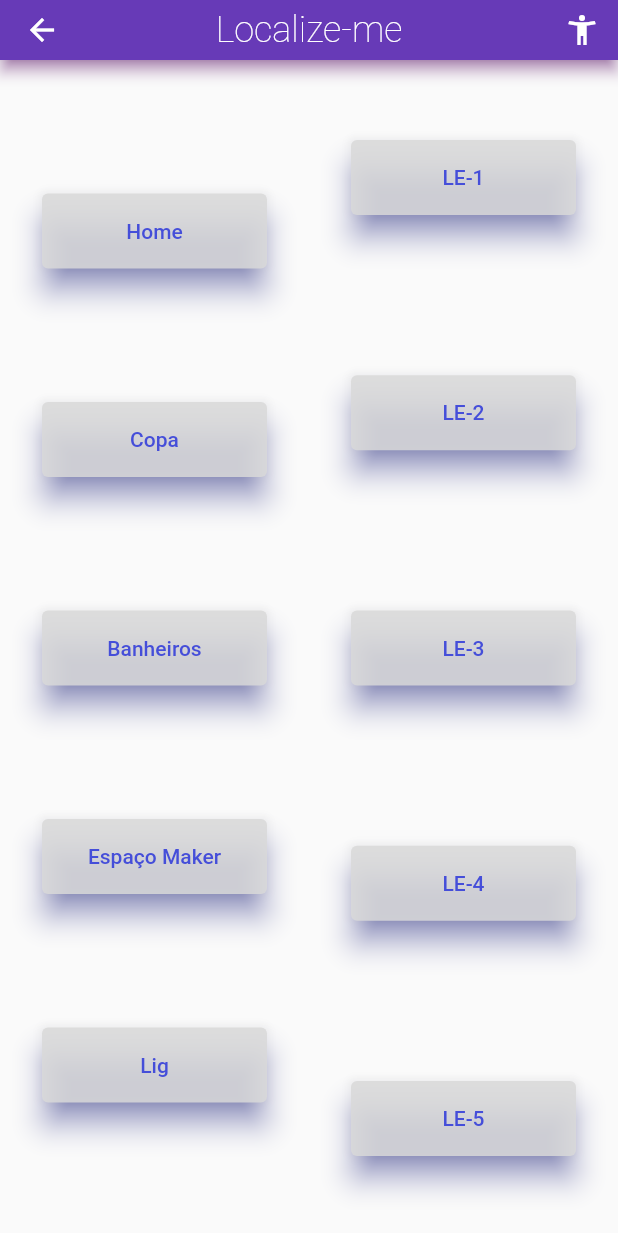
After one commit to augustodsgv/app_robo, a Flutter app: the screen it shows after launch, after a tap on "Localize-me", on a phone screen of 412 x 824 dp. The commit adds this screen. Shown: the top 1233 px of the screen. Run offline on Flutter 3.47's test engine with Material 2 defaults, Android fonts, the phone set to English and light mode, and no system bars; Roboto replaces fonts that are missing (Comfortaa).

Commit message:
mudando o estilo dos botões da página localiza-me

```diff
--- /dev/null
+++ b/projeto/lib/LocalizeMe.dart
@@ -0,0 +1,293 @@
+/*
+Descrição : Classe que implementa a tela do "oriente-me", que ajuda a pessoa a se orientar no dc
+Autro : Augusto dos Santos
+*/
+import 'package:flutter/material.dart';
+import 'templates/BotaoTemplate.dart';
+import 'connect_back_end.dart';
+import 'estilos.dart';
+
+class LocalizeMe extends StatefulWidget {
+  const LocalizeMe({Key? key}) : super(key: key);
+
+  @override
+  _SelecaoLocais createState() => _SelecaoLocais();
+}
+
+// Classe que apresenta a seleção de telas
+class _SelecaoLocais extends State {
+  @override
+  Widget build(BuildContext context) {
+    return Scaffold(
+      // App Bar
+      appBar: PreferredSize(
+        preferredSize: Size.fromHeight(40),
+        child: AppBar(
+          title: Text(
+            'Localize-me',
+            style: CustomTextStyle.nameOfTextStyle,
+          ),
+          centerTitle: true,
+          backgroundColor: Colors.deepPurple,
+          shadowColor: Colors.purple,
+          actions: [
+            IconButton(
+              icon: const Icon(Icons.accessibility_new),
+              onPressed: () {},
+            )
+          ],
+        ),
+      ),
+
+      // Corpo
+      body: Row(
+        mainAxisAlignment: MainAxisAlignment.spaceAround,
+        children: [
+          Column(mainAxisAlignment: MainAxisAlignment.spaceEvenly, children: [
+            // Primeira linha
+            Row(mainAxisAlignment: MainAxisAlignment.spaceAround, children: [
+              ElevatedButton(
+                // Função do botão
+                onPressed: () {
+                  print('Home');
+                  enviaLocal('Home');
+                },
+                // Estilo do botão
+                style: ElevatedButton.styleFrom(
+                  backgroundColor: Color.fromARGB(217, 217, 217, 217),
+                  fixedSize: Size(150, 50),
+                  elevation: 8,
+                  shadowColor: Color.fromARGB(255, 69, 78, 207),
+                ),
+
+                // Texto do botão
+                child: const Text(
+                  'Home',
+                  style: TextStyle(color: Color.fromARGB(255, 69, 78, 217)),
+                ),
+              )
+            ]),
+
+            // Copa
+            Row(mainAxisAlignment: MainAxisAlignment.spaceAround, children: [
+              ElevatedButton(
+                // Função do botão
+                onPressed: () {
+                  print("Copa");
+                  enviaLocal("Copa");
+                },
+
+                // Texto do botão
+                child: const Text(
+                  'Copa',
+                  style: TextStyle(color: Color.fromARGB(255, 69, 78, 217)),
+                ),
+
+                // Estilo do botão
+                style: ElevatedButton.styleFrom(
+                  backgroundColor: Color.fromARGB(217, 217, 217, 217),
+                  fixedSize: Size(150, 50),
+                  elevation: 8,
+                  shadowColor: Color.fromARGB(255, 69, 78, 207),
+                ),
+              )
+            ]),
+
+            // Botão banheiros
+            Row(mainAxisAlignment: MainAxisAlignment.spaceAround, children: [
+              ElevatedButton(
+                // Função do botão
+                onPressed: () {
+                  print('Banheiros');
+                  enviaLocal('Banheiros');
+                },
+
+                // Texto do botão
+                child: const Text(
+                  'Banheiros',
+                  style: TextStyle(color: Color.fromARGB(255, 69, 78, 217)),
+                ),
+
+                // Estilo do botão
+                style: ElevatedButton.styleFrom(
+                  backgroundColor: Color.fromARGB(217, 217, 217, 217),
+                  fixedSize: Size(150, 50),
+                  elevation: 8,
+                  shadowColor: Color.fromARGB(255, 69, 78, 207),
+                ),
+              )
+            ]),
+
+            // Espaço maker
+            Row(mainAxisAlignment: MainAxisAlignment.spaceAround, children: [
+              ElevatedButton(
+                // Função do botão
+                onPressed: () {
+                  print("Espaço Maker");
+                  enviaLocal("Maker");
+                },
+
+                //Texto do botão
+                child: const Text(
+                  'Espaço Maker',
+                  style: TextStyle(color: Color.fromARGB(255, 69, 78, 217)),
+                ),
+
+                // Estilo do botão
+                style: ElevatedButton.styleFrom(
+                  backgroundColor: Color.fromARGB(217, 217, 217, 217),
+                  fixedSize: Size(150, 50),
+                  elevation: 8,
+                  shadowColor: Color.fromARGB(255, 69, 78, 207),
+                ),
+              )
+            ]),
+
+            // LIG
+            Row(mainAxisAlignment: MainAxisAlignment.spaceAround, children: [
+              ElevatedButton(
+                //Função do botão
+                onPressed: () {
+                  print("LIG");
+                  enviaLocal("Lig");
+                },
+
+                // Texto
+                child: const Text(
+                  'Lig',
+                  style: TextStyle(color: Color.fromARGB(255, 69, 78, 217)),
+                ),
+
+                // Estilo do botão
+                style: ElevatedButton.styleFrom(
+                  backgroundColor: Color.fromARGB(217, 217, 217, 217),
+                  fixedSize: Size(150, 50),
+                  elevation: 8,
+                  shadowColor: Color.fromARGB(255, 69, 78, 207),
+                ),
+              )
+            ]),
+          ]),
+
+          // Segunda coluna
+          Column(mainAxisAlignment: MainAxisAlignment.spaceAround, children: [
+            // Botão do LE-1
+            Row(mainAxisAlignment: MainAxisAlignment.spaceAround, children: [
+              ElevatedButton(
+                // Função do botão
+                onPressed: () {
+                  print('LE-1');
+                },
+
+                // Texto
+                child: const Text(
+                  'LE-1',
+                  style: TextStyle(color: Color.fromARGB(255, 69, 78, 217)),
+                ),
+
+                // Estilo do botão
+                style: ElevatedButton.styleFrom(
+                  backgroundColor: Color.fromARGB(217, 217, 217, 217),
+                  fixedSize: Size(150, 50),
+                  elevation: 8,
+                  shadowColor: Color.fromARGB(255, 69, 78, 207),
+                ),
+              )
+            ]),
+
+            // Botão LE-2
+            Row(mainAxisAlignment: MainAxisAlignment.spaceAround, children: [
+              ElevatedButton(
+                // Função do botão
+                onPressed: () {
+                  print('LE-2');
+                },
+                // Texto
+                child: const Text('LE-2', style: TextStyle(color: Color.fromARGB(255, 69, 78, 217))),
+                // Estilo do botão
+                style: ElevatedButton.styleFrom(
+                  backgroundColor: Color.fromARGB(217, 217, 217, 217),
+                  fixedSize: Size(150, 50),
+                  elevation: 8,
+                  shadowColor: Color.fromARGB(255, 69, 78, 207),
+                ),
+              )
+            ]),
+            //Botão LE-3
+            Row(mainAxisAlignment: MainAxisAlignment.spaceAround, children: [
+              ElevatedButton(
+                // Função do botão
+                onPressed: () {
+                  print('LE-3');
+                },
+
+                // Texto
+                child: const Text('LE-3', style: TextStyle(color: Color.fromARGB(255, 69, 78, 217))),
+
+                // Estilo do botão
+                style: ElevatedButton.styleFrom(
+                  backgroundColor: Color.fromARGB(217, 217, 217, 217),
+                  fixedSize: Size(150, 50),
+                  elevation: 8,
+                  shadowColor: Color.fromARGB(255, 69, 78, 207),
+                ),
+              ),
+            ]),
+
+            // Botão LE-4
+            Row(mainAxisAlignment: MainAxisAlignment.spaceAround, children: [
+              ElevatedButton(
+                // Função do botão
+                onPressed: () {
+                  print('LE-4');
+                },
+                // Texto
+                child: const Text('LE-4',
+                style: TextStyle(color: Color.fromARGB(255, 69, 78, 217))
+                ),
+
+                // Estilo do botão
+                style: ElevatedButton.styleFrom(
+                  backgroundColor: Color.fromARGB(217, 217, 217, 217),
+                  fixedSize: Size(150, 50),
+                  elevation: 8,
+                  shadowColor: Color.fromARGB(255, 69, 78, 207),
+                ),
+              )
+            ]),
+
+            // Botão LE-5
+            Row(mainAxisAlignment: MainAxisAlignment.spaceAround, children: [
+              ElevatedButton(
+                // Função do botão
+                onPressed: () {
+                  print('LE-5');
+                },
+                // Texto
+                child: const Text(
+                  'LE-5',
+                  style: TextStyle(color: Color.fromARGB(255, 69, 78, 217))
+                ),
+
+                // Estilo do botão
+                style: ElevatedButton.styleFrom(
+                  backgroundColor: Color.fromARGB(217, 217, 217, 217),
+                  fixedSize: Size(150, 50),
+                  elevation: 8,
+                  shadowColor: Color.fromARGB(255, 69, 78, 207),
+                ),
+              ),
+            ])
+          ])
+        ],
+      ),
+    );
+  }
+}
+
+/*
+// Estado de quando se clica em um botão
+class _RoboAndando extends State{
+  @override
+}
+*/
--- a/projeto/lib/connect_back_end.dart
+++ b/projeto/lib/connect_back_end.dart
@@ -4,7 +4,6 @@ Descrição : conceta ao servidor para requisitar o movimento do robo
 Autor : Augusto dos Santos
 Data : 2/3/2023
 */
-//import 'dart:html';
 
 import 'package:http/http.dart' as http;
 
--- /dev/null
+++ b/projeto/lib/estilos.dart
@@ -0,0 +1,12 @@
+import 'dart:io';
+import 'package:flutter/material.dart';
+
+// Titulo da pagina -> topbar
+class CustomTextStyle {
+  static const TextStyle nameOfTextStyle = TextStyle(
+    fontSize: 24,
+    fontWeight: FontWeight.w200,
+    fontFamily: "Comfortaa",
+    // decorationThickness: 1.5
+  );
+}
--- a/projeto/lib/main.dart
+++ b/projeto/lib/main.dart
@@ -1,5 +1,5 @@
 import 'package:flutter/material.dart';
-import 'orienteMe.dart';
+import 'LocalizeMe.dart';
 import 'nao_estou_bem.dart';
 
 void main() {
@@ -47,7 +47,7 @@ class _MyHomePageState extends State<MyApp> {
                     print("oriente-me");
                     Navigator.push(
                       context,
-                      MaterialPageRoute(builder: (context) => OrienteMe()),
+                      MaterialPageRoute(builder: (context) => LocalizeMe()),
                     );
                   },
                   style: ElevatedButton.styleFrom(
@@ -62,7 +62,7 @@ class _MyHomePageState extends State<MyApp> {
                     color: Color.fromARGB(255, 69, 78, 217),
                   ),
                   label: const Text(
-                    'Oriente-me',
+                    'Localize-me',
                     style:
                       TextStyle(
                         color: Color.fromARGB(255, 69, 78, 217),
```
Also changed, not shown: projeto/lib/orienteMe.dart (deleted, +0 -103 lines), projeto/lib/templates/BotaoTemplate.dart (+22 -0 lines).
